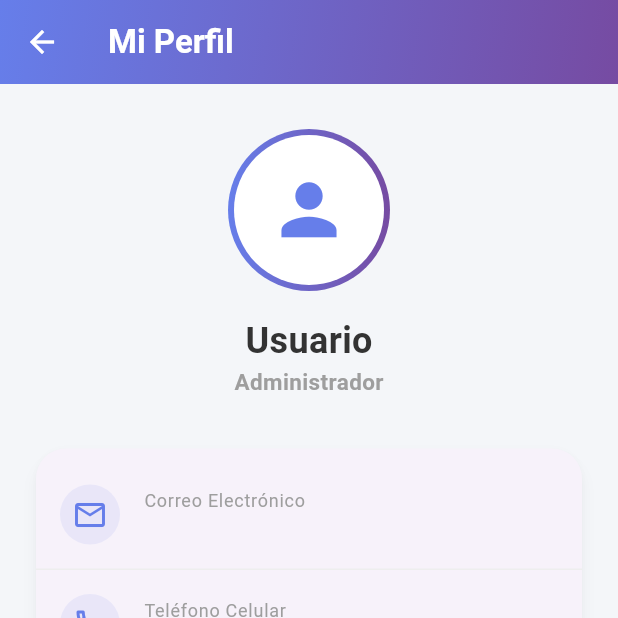
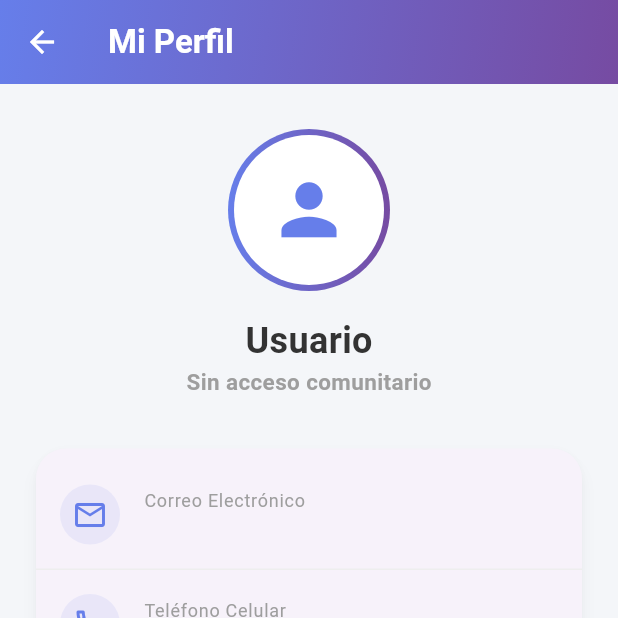
Before and after one commit to JohannaPuerchambud/MOBILE_Sistema-de-Alarma-Comunitaria, a Flutter app: the ProfilePage screen opened directly, on a phone screen of 412 x 824 dp, the top half of it. Run offline on Flutter 3.47's test engine with Material 3 defaults, Android fonts, the phone set to English and light mode, and no system bars; our stand-ins replace firebase_core, firebase_messaging, flutter_secure_storage, image_picker, jwt_decoder, shared_preferences and 1 more; accounts and stored records are empty; generated files the repository leaves out were written again.

Commit message:
agregar administración de usuarios de vecindario y actualizar el control de acceso basado en roles.

```diff
--- /dev/null
+++ b/lib/core/auth/roles.dart
@@ -0,0 +1,7 @@
+bool canAccessCommunityFeatures(int? role) => role == 2 || role == 3;
+
+String communityRoleLabel(int? role) {
+  if (role == 2) return 'Representante';
+  if (role == 3) return 'Vecino';
+  return 'Sin acceso comunitario';
+}
--- a/lib/features/reports/report_list_page.dart
+++ b/lib/features/reports/report_list_page.dart
@@ -4,6 +4,7 @@ import 'package:jwt_decoder/jwt_decoder.dart';
 import 'report_model.dart';
 import 'report_service.dart';
 import '../../core/auth/token_storage.dart';
+import '../../core/auth/roles.dart';
 
 class ReportListPage extends StatefulWidget {
   const ReportListPage({super.key});
@@ -82,7 +83,7 @@ class _ReportListPageState extends State<ReportListPage> {
 
   @override
   Widget build(BuildContext context) {
-    final canCreateReport = roleId == 3; // ✅ solo Usuario
+    final canCreateReport = canAccessCommunityFeatures(roleId);
 
     return Scaffold(
       appBar: AppBar(
@@ -243,7 +244,7 @@ class _ReportListPageState extends State<ReportListPage> {
                           children: [
                             Icon(Icons.info_outline, color: Colors.redAccent, size: 16),
                             SizedBox(width: 6),
-                            Text("Solo el rol Usuario puede crear reportes.", style: TextStyle(fontSize: 12, color: Colors.redAccent)),
+                            Text("Solo los miembros del barrio pueden crear reportes.", style: TextStyle(fontSize: 12, color: Colors.redAccent)),
                           ],
                         ),
                       ),
--- a/lib/main.dart
+++ b/lib/main.dart
@@ -5,6 +5,7 @@ import 'package:firebase_messaging/firebase_messaging.dart';
 import 'firebase_options.dart';
 
 import 'core/auth/token_storage.dart';
+import 'core/auth/roles.dart';
 import 'pages/login/login_page.dart';
 import 'pages/home/home_page.dart';
 import 'package:intl/date_symbol_data_local.dart';
@@ -57,7 +58,7 @@ class AuthGate extends StatelessWidget {
 
       final claims = JwtDecoder.decode(token);
       final role = int.tryParse('${claims['role']}');
-      if (role != 3) {
+      if (!canAccessCommunityFeatures(role)) {
         await TokenStorage().clearToken();
         return false;
       }
--- a/lib/pages/profile/profile_page.dart
+++ b/lib/pages/profile/profile_page.dart
@@ -1,6 +1,7 @@
 import 'package:flutter/material.dart';
 import 'package:jwt_decoder/jwt_decoder.dart';
 import '../../core/auth/token_storage.dart';
+import '../../core/auth/roles.dart';
 import '../../core/config/fcm_service.dart';
 import '../login/login_page.dart';
 
@@ -35,7 +36,7 @@ class _ProfilePageState extends State<ProfilePage> {
       setState(() {
         userName = "${claims['name'] ?? ''} ${claims['last_name'] ?? ''}"
             .trim();
-        userRole = claims['role'] == 3 ? "Vecino" : "Administrador";
+        userRole = communityRoleLabel(int.tryParse('${claims['role']}'));
         userEmail = claims['email'] ?? "Sin correo";
         userPhone = claims['phone'] ?? "Sin teléfono";
         userAddress = claims['address'] ?? "Sin dirección registrada";
```
Also changed, not shown: lib/pages/login/login_page.dart (+5 -2 lines), 1 other file.
